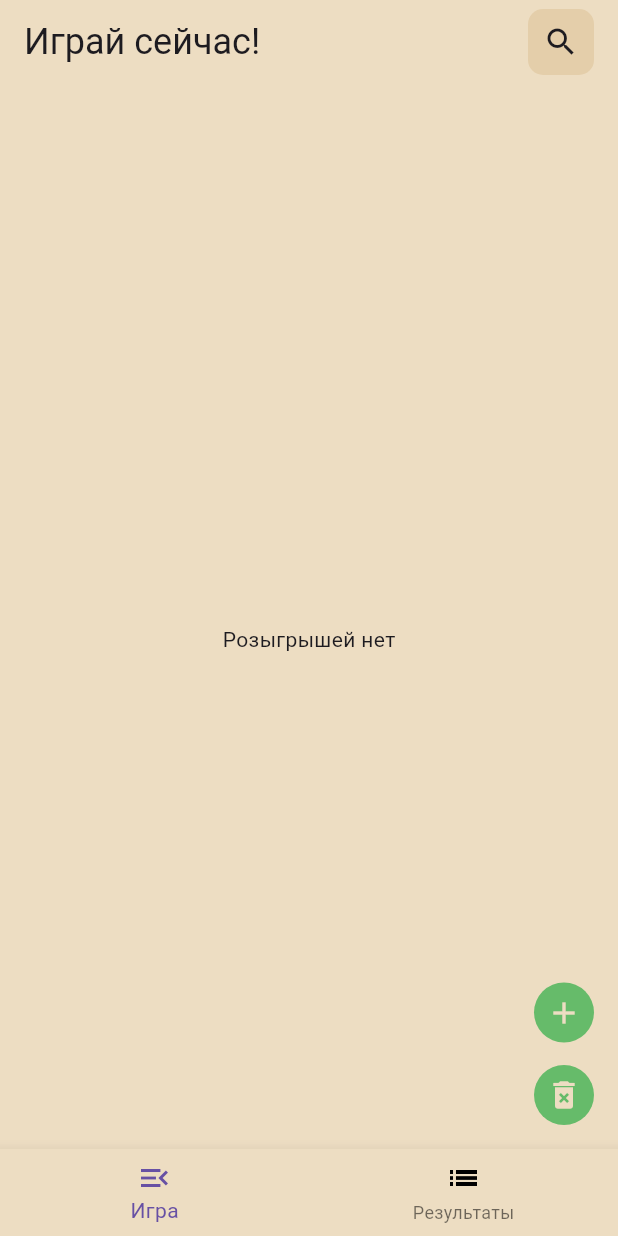
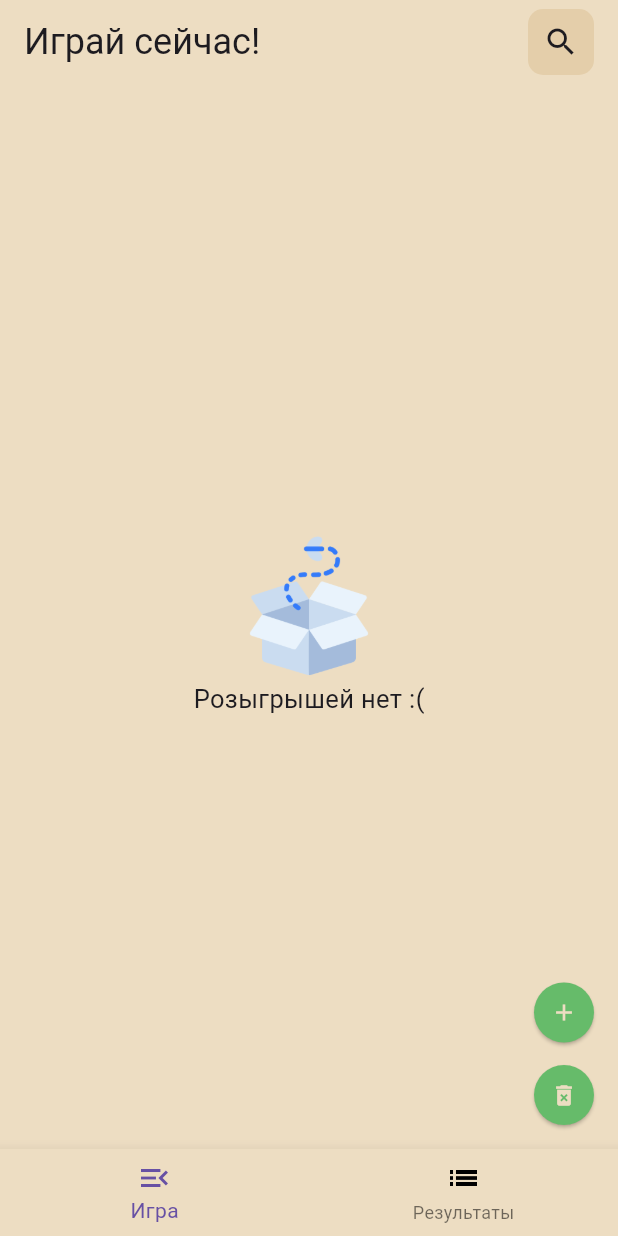
Before and after one commit to 4ElentanoJt-hbM-93T-FEj/lottery, a Flutter app: the screen it shows after launch, after a tap on "Вперёд", after a tap on the "add" icon, after a tap on the "delete forever" icon, on a phone screen of 412 x 824 dp. Run offline on Flutter 3.47's test engine with Material 3 defaults, Android fonts, the phone set to English and light mode, and no system bars; our stand-ins replace flutter_riverpod, hive, hive_flutter, lottie; accounts and stored records are empty.

```diff
--- a/lib/models/lottery_ticket.dart
+++ b/lib/models/lottery_ticket.dart
@@ -33,19 +33,24 @@ class LotteryTicket {
 
   // Конструктор для создания нового билета
   LotteryTicket.create({
-    required this.userNumbers,
     required this.winningNumbers,
   })  : id = DateTime.now().millisecondsSinceEpoch.toString(),
         date = DateTime.now(),
-        matches = _calculateMatches(userNumbers, winningNumbers),
-        isWinner = _calculateMatches(userNumbers, winningNumbers) >= 3;
+        isWinner = false,
+        userNumbers = [],
+        matches = _calculateMatches(
+          [],
+          winningNumbers,
+        );
 
   static int _calculateMatches(List<int> user, List<int> winning) {
     return user.where((number) => winning.contains(number)).length;
   }
 
   String get result {
+    if (userNumbers.isEmpty) return "Примите участие";
     if (matches >= 3) return 'Выигрыш ($matches из ${winningNumbers.length})';
+
     return 'Не выиграл ($matches из ${winningNumbers.length})';
   }
 }
--- a/lib/pages/main_page.dart
+++ b/lib/pages/main_page.dart
@@ -69,17 +69,17 @@ class _MainPageState extends State<MainPage> {
       floatingActionButton: Column(
         mainAxisAlignment: MainAxisAlignment.end,
         children: [
-          GestureDetector(
-            onTap: () {
-              generateNewTicket();
-            },
-            child: Container(
-              width: 40,
-              height: 40,
-              decoration: BoxDecoration(
-                color: Colors.green[400],
-                shape: BoxShape.circle,
+          SizedBox(
+            width: 40,
+            height: 40,
+            child: ElevatedButton(
+              style: ElevatedButton.styleFrom(
+                padding: const EdgeInsets.all(0),
+                backgroundColor: Colors.green[400],
               ),
+              onPressed: () {
+                generateNewTicket();
+              },
               child: const Icon(
                 Icons.add,
                 color: Color.fromARGB(255, 237, 221, 194),
@@ -89,17 +89,17 @@ class _MainPageState extends State<MainPage> {
           const SizedBox(
             height: 15,
           ),
-          GestureDetector(
-            onTap: () {
-              clearTickets();
-            },
-            child: Container(
-              width: 40,
-              height: 40,
-              decoration: BoxDecoration(
-                color: Colors.green[400],
-                shape: BoxShape.circle,
+          SizedBox(
+            width: 40,
+            height: 40,
+            child: ElevatedButton(
+              style: ElevatedButton.styleFrom(
+                padding: const EdgeInsets.all(0),
+                backgroundColor: Colors.green[400],
               ),
+              onPressed: () {
+                clearTickets();
+              },
               child: const Icon(
                 Icons.delete_forever,
                 color: Color.fromARGB(255, 237, 221, 194),
@@ -138,7 +138,7 @@ class _MainPageState extends State<MainPage> {
         child: Container(
           width: MediaQuery.of(context).size.width,
           height: MediaQuery.of(context).size.height,
-          padding: const EdgeInsets.fromLTRB(30, 30, 30, 0),
+          padding: const EdgeInsets.fromLTRB(20, 10, 20, 0),
           decoration: const BoxDecoration(
             color: Color.fromARGB(255, 237, 221, 194),
           ),
@@ -146,8 +146,21 @@ class _MainPageState extends State<MainPage> {
             children: [
               Expanded(
                 child: lottery.isEmpty
-                    ? const Center(
-                        child: Text("Розыгрышей нет"),
+                    ? Column(
+                        mainAxisAlignment: MainAxisAlignment.center,
+                        children: [
+                          Image.asset(
+                            "lib/assets/img/box.png",
+                            width: 100,
+                            height: 100,
+                          ),
+                          const Text(
+                            "Розыгрышей нет :(",
+                            style: TextStyle(
+                              fontSize: 17,
+                            ),
+                          ),
+                        ],
                       )
                     : SingleChildScrollView(
                         child: Column(
@@ -169,20 +182,19 @@ class _MainPageState extends State<MainPage> {
   }
 
   void generateNewTicket() {
-    // Генерируем случайные числа
-    final userNumbers = generateRandomNumbers(6, 1, 49);
-    final winningNumbers = generateRandomNumbers(6, 1, 49);
+    //? Генерируем случайные числа
+    // final userNumbers = generateRandomNumbers(6, 1, 49);
+    final winningNumbers = generateRandomNumbers(5, 1, 20);
 
     // Создаем билет
     final newTicket = LotteryTicket.create(
-      userNumbers: userNumbers,
       winningNumbers: winningNumbers,
     );
 
-    // Сохраняем в Hive
+    //? Сохраняем в Hive
     HiveRepository.addTicket(newTicket);
 
-    // Обновляем UI
+    //? Обновляем UI
     setState(() {
       getTickets();
     });
--- a/lib/pages/splash_screen.dart
+++ b/lib/pages/splash_screen.dart
@@ -14,19 +14,22 @@ class SplashScreen extends StatefulWidget {
 class _SplashScreenState extends State<SplashScreen> {
   @override
   void initState() {
-    SystemChrome.setSystemUIOverlayStyle(
-      const SystemUiOverlayStyle().copyWith(
-        statusBarBrightness: Brightness.light,
-        statusBarColor: const Color.fromARGB(255, 2, 110, 71),
-        systemNavigationBarColor: Colors.white,
-      ),
-    );
+    // SystemChrome.setSystemUIOverlayStyle(
+    //   const SystemUiOverlayStyle().copyWith(
+    //     statusBarBrightness: Brightness.light,
+    //     statusBarColor: const Color.fromARGB(255, 2, 110, 71),
+    //     systemNavigationBarColor: Colors.white,
+    //   ),
+    // );
     super.initState();
   }
 
   @override
   Widget build(BuildContext context) {
     return Scaffold(
+      appBar: AppBar(
+        backgroundColor: const Color.fromARGB(255, 2, 110, 71),
+      ),
       body: SafeArea(
         child: Container(
           width: MediaQuery.of(context).size.width,
@@ -95,18 +98,21 @@ class _SplashScreenState extends State<SplashScreen> {
                   mainAxisAlignment: MainAxisAlignment.end,
                   children: [
                     //? Возможно поменять на кнопку
-                    GestureDetector(
-                      onTap: () {
-                        Navigator.pop(context);
-                        Navigator.pushNamed(context, "/mainPage");
-                      },
-                      child: Container(
-                        height: MediaQuery.of(context).size.height * .08,
-                        width: 300,
-                        decoration: BoxDecoration(
-                          color: const Color.fromARGB(255, 247, 120, 61),
-                          borderRadius: BorderRadius.circular(100),
+
+                    SizedBox(
+                      height: MediaQuery.of(context).size.height * .08,
+                      width: 300,
+                      child: ElevatedButton(
+                        style: ElevatedButton.styleFrom(
+                          padding: const EdgeInsets.all(0),
+                          shadowColor: Colors.transparent,
+                          backgroundColor:
+                              const Color.fromARGB(255, 247, 120, 61),
                         ),
+                        onPressed: () {
+                          Navigator.pop(context);
+                          Navigator.pushNamed(context, "/mainPage");
+                        },
                         child: const Center(
                           child: Text(
                             'Вперёд',
--- a/lib/widgets/card.dart
+++ b/lib/widgets/card.dart
@@ -59,23 +59,20 @@ class LotoCard extends StatelessWidget {
                   ],
                 ),
               ),
-              GestureDetector(
-                onTap: () {
-                  Navigator.pushNamed(
-                    context,
-                    "/cardDetail",
-                    arguments: ticket,
-                  );
-                },
-                child: Container(
-                  width: 125,
-                  height: 50,
-                  decoration: const BoxDecoration(
-                    color: Color.fromARGB(255, 247, 120, 61),
-                    borderRadius: BorderRadius.all(
-                      Radius.circular(20),
-                    ),
+              SizedBox(
+                width: 125,
+                height: 50,
+                child: ElevatedButton(
+                  style: ElevatedButton.styleFrom(
+                    backgroundColor: const Color.fromARGB(255, 247, 120, 61),
                   ),
+                  onPressed: () {
+                    Navigator.pushNamed(
+                      context,
+                      "/cardDetail",
+                      arguments: ticket,
+                    );
+                  },
                   child: const Center(
                     child: Text(
                       "Играть",
--- a/pubspec.yaml
+++ b/pubspec.yaml
@@ -77,6 +77,7 @@ flutter:
     - lib/assets/anim/coupon reward envelope.json
     - lib/assets/anim/Fortune wheel.json
     - lib/assets/anim/Hello (apple).json
+    - lib/assets/img/box.png
 
   # An image asset can refer to one or more resolution-specific "variants", see
   # https://flutter.dev/assets-and-images/#resolution-aware
```
Also changed, not shown: lib/pages/detail_page.dart (+53 -14 lines), lib/assets/img/box.png (added), 5 other files.
